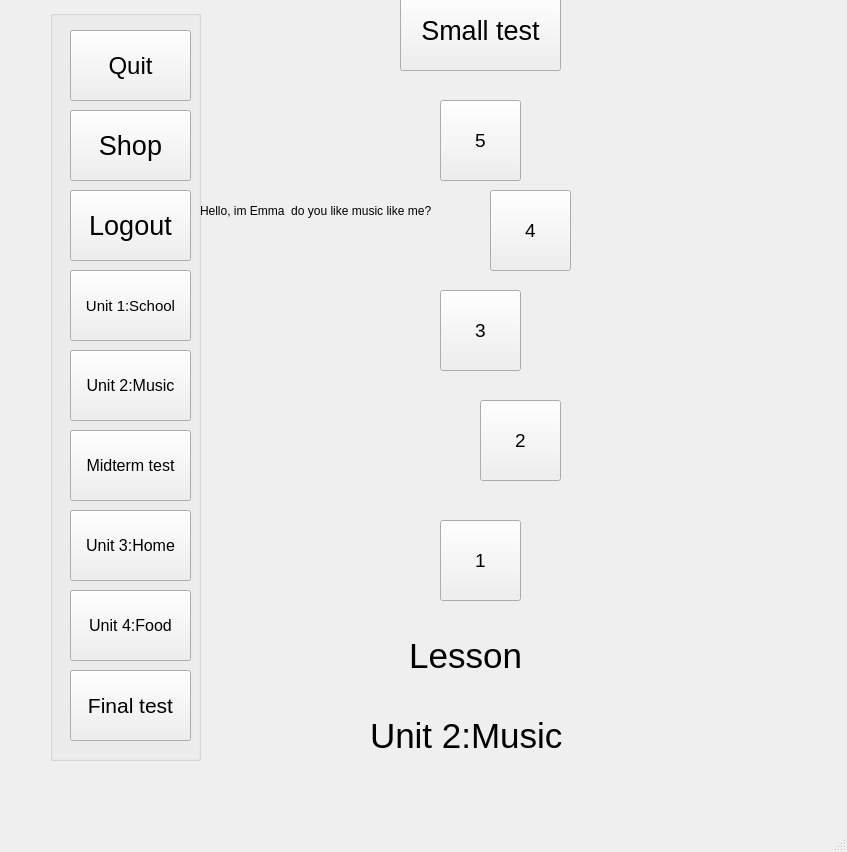
Before: the Qt Designer form SPCK/Gui/Unit2.ui in trongphuc1/TL-C4K-PTI01-, drawn with Qt 5.
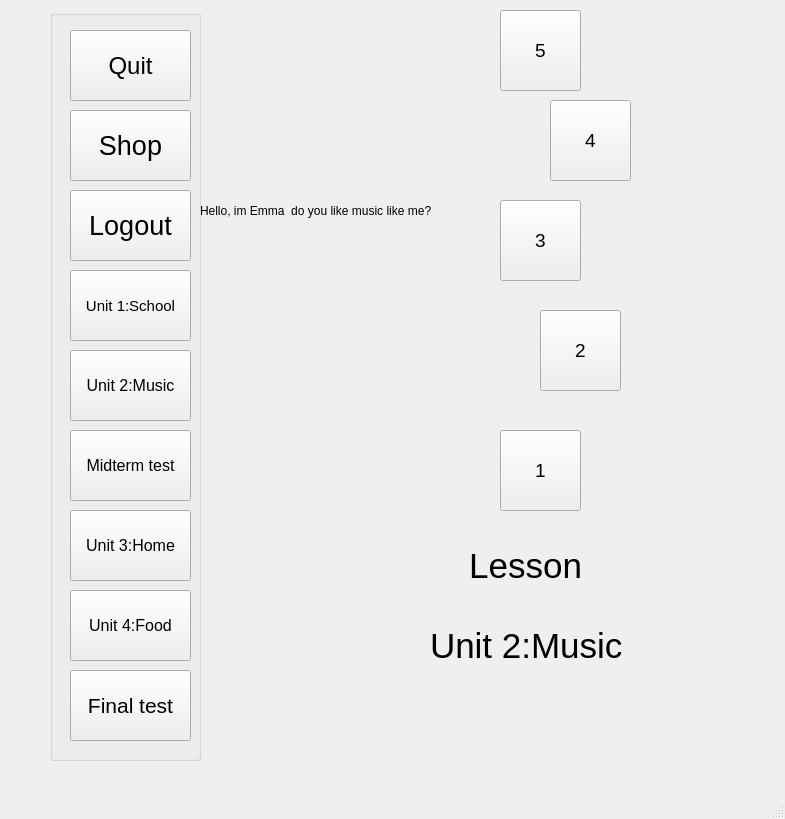
After: the same form once the commit is applied. Icons and pictures are not drawn.

Diff of the .ui file:
```diff
--- a/SPCK/Gui/Unit2.ui
+++ b/SPCK/Gui/Unit2.ui
@@ -6,8 +6,8 @@
    <rect>
     <x>0</x>
     <y>0</y>
-    <width>847</width>
-    <height>852</height>
+    <width>785</width>
+    <height>819</height>
    </rect>
   </property>
   <property name="windowTitle">
@@ -17,8 +17,8 @@
    <widget class="QPushButton" name="pushButton_6">
     <property name="geometry">
      <rect>
-      <x>440</x>
-      <y>290</y>
+      <x>500</x>
+      <y>200</y>
       <width>81</width>
       <height>81</height>
      </rect>
@@ -207,24 +207,6 @@
      </property>
     </widget>
    </widget>
-   <widget class="QPushButton" name="pushButton_9">
-    <property name="geometry">
-     <rect>
-      <x>400</x>
-      <y>-10</y>
-      <width>161</width>
-      <height>81</height>
-     </rect>
-    </property>
-    <property name="font">
-     <font>
-      <pointsize>20</pointsize>
-     </font>
-    </property>
-    <property name="text">
-     <string>Small test</string>
-    </property>
-   </widget>
    <widget class="QLabel" name="label_3">
     <property name="geometry">
      <rect>
@@ -246,8 +228,8 @@
    <widget class="QLabel" name="label">
     <property name="geometry">
      <rect>
-      <x>380</x>
-      <y>610</y>
+      <x>440</x>
+      <y>520</y>
       <width>221</width>
       <height>91</height>
      </rect>
@@ -264,8 +246,8 @@
    <widget class="QPushButton" name="pushButton_5">
     <property name="geometry">
      <rect>
-      <x>480</x>
-      <y>400</y>
+      <x>540</x>
+      <y>310</y>
       <width>81</width>
       <height>81</height>
      </rect>
@@ -282,8 +264,8 @@
    <widget class="QPushButton" name="pushButton_8">
     <property name="geometry">
      <rect>
-      <x>440</x>
-      <y>100</y>
+      <x>500</x>
+      <y>10</y>
       <width>81</width>
       <height>81</height>
      </rect>
@@ -319,8 +301,8 @@
    <widget class="QPushButton" name="pushButton_7">
     <property name="geometry">
      <rect>
-      <x>490</x>
-      <y>190</y>
+      <x>550</x>
+      <y>100</y>
       <width>81</width>
       <height>81</height>
      </rect>
@@ -337,8 +319,8 @@
    <widget class="QPushButton" name="pushButton_4">
     <property name="geometry">
      <rect>
-      <x>440</x>
-      <y>520</y>
+      <x>500</x>
+      <y>430</y>
       <width>81</width>
       <height>81</height>
      </rect>
@@ -355,8 +337,8 @@
    <widget class="QLabel" name="label_4">
     <property name="geometry">
      <rect>
-      <x>370</x>
-      <y>690</y>
+      <x>430</x>
+      <y>600</y>
       <width>261</width>
       <height>91</height>
      </rect>
```
Left out of the diff: 2 changed lines with no effect on the pictures.
